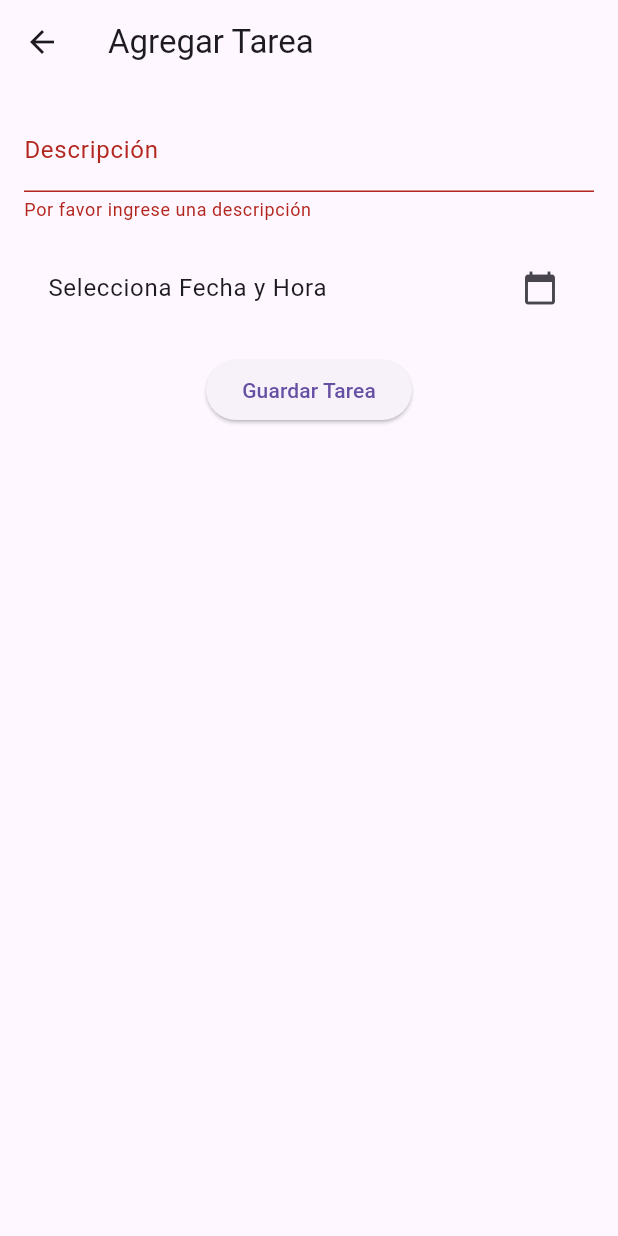
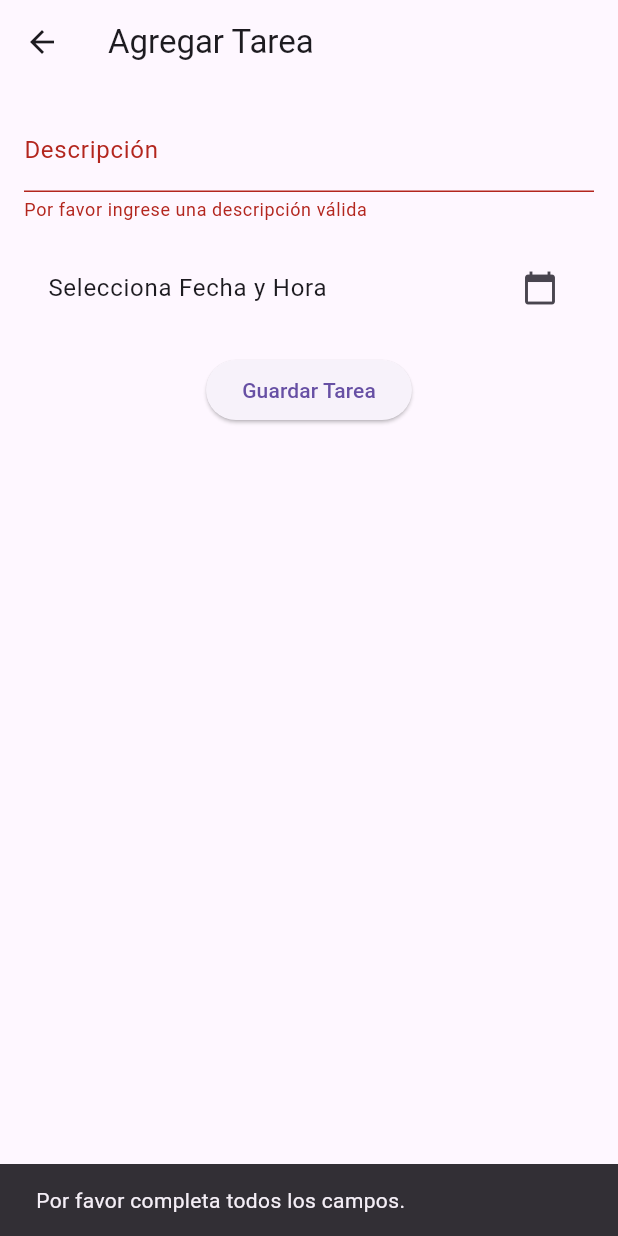
Before and after one commit to Brayan-chan/flutter_projects, a Flutter app: the AddTaskScreen screen opened by its route, after a tap on "Guardar Tarea", on a phone screen of 412 x 824 dp. Run offline on Flutter 3.47's test engine with Material 3 defaults, Android fonts, the phone set to English and light mode, and no system bars; our stand-ins replace flutter_tts, qr_flutter, speech_to_text, sqflite; missing offline and left inert: encrypt; accounts and stored records are empty.

Commit message:
Agregar funcionalidad para cargar y mostrar tareas desde la base de datos, mejorar manejo de comandos de voz y actualizar la interfaz de usuario

```diff
--- a/voice_task_manager/lib/screens/add_task_screen.dart
+++ b/voice_task_manager/lib/screens/add_task_screen.dart
@@ -1,3 +1,4 @@
+// screens/add_task_screen.dart
 import 'package:flutter/material.dart';
 import 'package:intl/intl.dart';
 import '../models/task.dart';
@@ -16,7 +17,7 @@ class _AddTaskScreenState extends State<AddTaskScreen> {
   @override
   Widget build(BuildContext context) {
     return Scaffold(
-      appBar: AppBar(title: Text('Agregar Tarea')),
+      appBar: AppBar(title: const Text('Agregar Tarea')),
       body: Padding(
         padding: const EdgeInsets.all(16.0),
         child: Form(
@@ -25,28 +26,31 @@ class _AddTaskScreenState extends State<AddTaskScreen> {
             children: [
               TextFormField(
                 controller: _descriptionController,
-                decoration: InputDecoration(labelText: 'Descripción'),
+                decoration: const InputDecoration(labelText: 'Descripción'),
                 validator: (value) {
-                  if (value == null || value.isEmpty) {
-                    return 'Por favor ingrese una descripción';
+                  if (value == null || value.trim().isEmpty) {
+                    return 'Por favor ingrese una descripción válida';
+                  }
+                  if (value.length > 255) {
+                    return 'La descripción no puede superar los 255 caracteres';
                   }
                   return null;
                 },
               ),
-              SizedBox(height: 16),
+              const SizedBox(height: 16),
               ListTile(
                 title: Text(
                   _selectedDateTime == null
                       ? 'Selecciona Fecha y Hora'
                       : DateFormat('dd/MM/yyyy HH:mm').format(_selectedDateTime!),
                 ),
-                trailing: Icon(Icons.calendar_today),
+                trailing: const Icon(Icons.calendar_today),
                 onTap: _selectDateTime,
               ),
-              SizedBox(height: 16),
+              const SizedBox(height: 16),
               ElevatedButton(
                 onPressed: _saveTask,
-                child: Text('Guardar Tarea'),
+                child: const Text('Guardar Tarea'),
               ),
             ],
           ),
@@ -56,10 +60,11 @@ class _AddTaskScreenState extends State<AddTaskScreen> {
   }
 
   Future<void> _selectDateTime() async {
+    final now = DateTime.now();
     DateTime? pickedDate = await showDatePicker(
       context: context,
-      initialDate: DateTime.now(),
-      firstDate: DateTime.now(),
+      initialDate: now,
+      firstDate: now,
       lastDate: DateTime(2100),
     );
 
@@ -86,14 +91,17 @@ class _AddTaskScreenState extends State<AddTaskScreen> {
   void _saveTask() async {
     if (_formKey.currentState!.validate() && _selectedDateTime != null) {
       final task = Task(
-        id: 0,
-        description: _descriptionController.text,
+        description: _descriptionController.text.trim(),
         registeredAt: DateTime.now(),
         scheduledTime: _selectedDateTime!,
       );
 
       await DatabaseService().insertTask(task);
       Navigator.pop(context);
+    } else {
+      ScaffoldMessenger.of(context).showSnackBar(
+        const SnackBar(content: Text('Por favor completa todos los campos.')),
+      );
     }
   }
 }
--- a/voice_task_manager/lib/services/database_service.dart
+++ b/voice_task_manager/lib/services/database_service.dart
@@ -41,6 +41,12 @@ class DatabaseService {
     return db.insert('tasks', task.toMap());
   }
 
+  Future<List<Task>> getTasks() async {
+    final db = await database;
+    final result = await db.query('tasks');
+    return result.map((map) => Task.fromMap(map)).toList();
+  }
+
   Future<List<Task>> getTasksAtTime(DateTime time) async {
     final db = await database;
     final result = await db.query(
--- a/voice_task_manager/lib/utils/constants.dart
+++ b/voice_task_manager/lib/utils/constants.dart
@@ -1 +1 @@
-const String AES_KEY = 'MJ0ch4jL45lusyPLMvDCJHB+gKCK+EXTbOaLchjNbxAge6Ch31LtLHVzq5dCOY0v'; // Cambia esto por una clave segura.
+const String AES_KEY = 'MJ0ch4jL45lusyPLMvDCJHB+gKCK+EXTbOaLchjNbxAge6Ch31LtLHVzq5dCOY0v';
```
Also changed, not shown: voice_task_manager/lib/main.dart (+17 -5 lines), voice_task_manager/lib/models/task.dart (+37 -18 lines), voice_task_manager/lib/screens/home_screen.dart (+35 -25 lines), voice_task_manager/lib/screens/voice_command_screen.dart (+13 -15 lines), voice_task_manager/lib/services/text_to_speech.dart (line endings or trailing spaces), voice_task_manager/lib/services/voice_recognizer.dart (line endings or trailing spaces), voice_task_manager/lib/utils/date_time_helper.dart (line endings or trailing spaces), voice_task_manager/lib/widgets/task_title.dart (line endings or trailing spaces), 3 other files.
